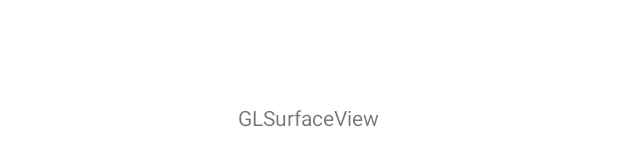
After one commit to gionlime/GLSurfaceView, an Android app: the layout activity_glsurface_view.xml on its own in the app's theme, with its tools: preview values and no code run, on a phone screen of 412 x 824 dp. The commit adds this screen. Shown: the part 500-666 px from the top of the screen. Run offline under Robolectric (Android 15) with nearby library versions, the phone set to English and light mode, and no system bars.

Commit message:
1、GLSurfaceView 绘制简单demo

```diff
--- a/app/src/main/AndroidManifest.xml
+++ b/app/src/main/AndroidManifest.xml
@@ -13,8 +13,11 @@
         android:supportsRtl="true"
         android:theme="@style/Theme.GLSurfaceView"
         tools:targetApi="31">
+<!--        <activity-->
+<!--            android:name=".GLSurfaceViewActivity"-->
+<!--            android:exported="false" />-->
         <activity
-            android:name=".MainActivity"
+            android:name=".GLSurfaceViewActivity"
             android:exported="true">
             <intent-filter>
                 <action android:name="android.intent.action.MAIN" />
--- a/app/src/main/java/com/yunbo/glsurfaceview/MainActivity.java
+++ b/app/src/main/java/com/yunbo/glsurfaceview/MainActivity.java
@@ -19,13 +19,15 @@ public class MainActivity extends AppCompatActivity {
     @Override
     protected void onCreate(Bundle savedInstanceState) {
         super.onCreate(savedInstanceState);
-
         binding = ActivityMainBinding.inflate(getLayoutInflater());
         setContentView(binding.getRoot());
 
         // Example of a call to a native method
         TextView tv = binding.sampleText;
         tv.setText(stringFromJNI());
+
+
+
     }
 
     /**
--- /dev/null
+++ b/app/src/main/res/layout/activity_glsurface_view.xml
@@ -0,0 +1,17 @@
+<?xml version="1.0" encoding="utf-8"?>
+<RelativeLayout xmlns:android="http://schemas.android.com/apk/res/android"
+    xmlns:app="http://schemas.android.com/apk/res-auto"
+    xmlns:tools="http://schemas.android.com/tools"
+    android:layout_width="match_parent"
+    android:layout_height="match_parent">
+
+
+    <TextView
+        android:id="@+id/tv_content"
+        android:layout_width="wrap_content"
+        android:layout_height="wrap_content"
+        android:text="GLSurfaceView"
+        android:layout_centerInParent="true"/>
+
+
+</RelativeLayout>
```
Also changed, not shown: app/src/main/java/com/yunbo/glsurfaceview/GLSurfaceViewActivity.java (added, +23 -0 lines), app/src/main/java/com/yunbo/glsurfaceview/render/OpenGLRender.java (added, +67 -0 lines).
